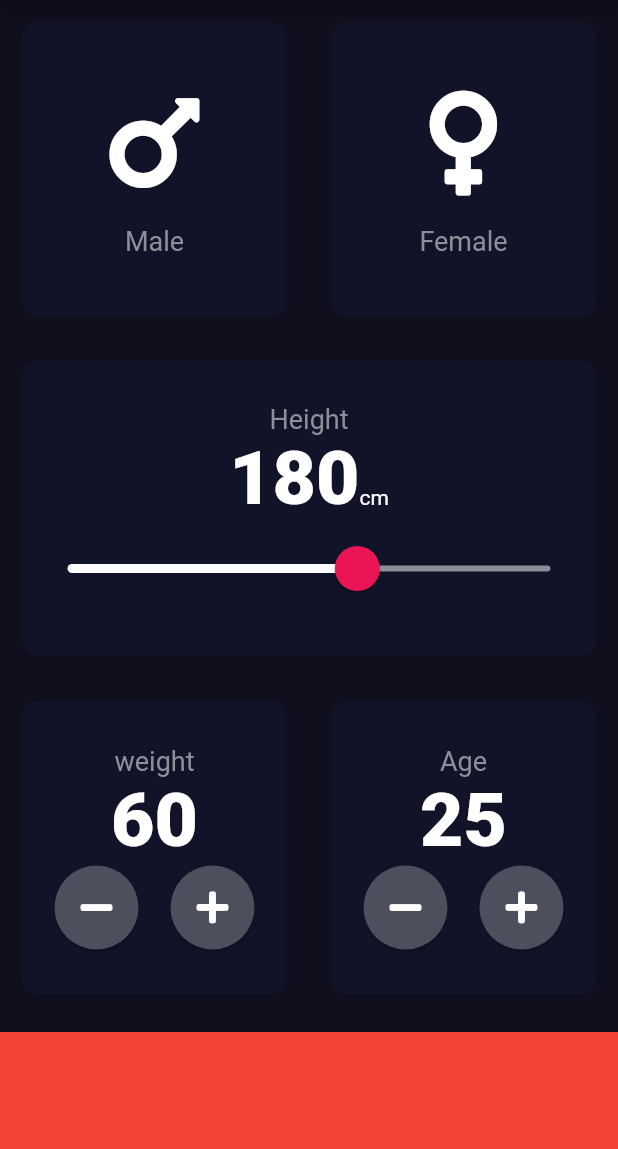
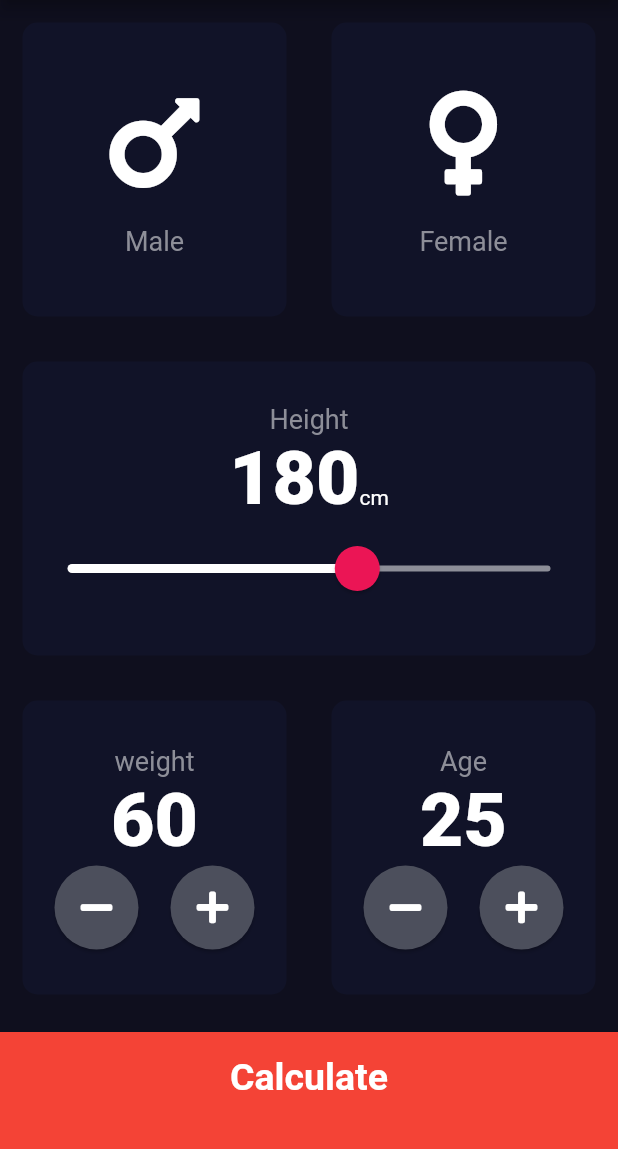
Before and after one commit to BOSSZEUS/bmi_calculator, a Flutter app: the screen it shows after launch, on a phone screen of 412 x 824 dp, the part 84-1233 px from its top. Run offline on Flutter 3.47's test engine with Material 2 defaults, Android fonts, the phone set to English and light mode, and no system bars; our stand-ins replace font_awesome_flutter.

Commit message:
added results page and extracted components to their own file

```diff
--- a/lib/InputPageComponents/input_page.dart
+++ b/lib/InputPageComponents/input_page.dart
@@ -1,9 +1,11 @@
+import 'package:bmi_calculator/resultsPage/results_page.dart';
 import 'package:flutter/material.dart';
 import 'reusable_card.dart';
 import 'package:font_awesome_flutter/font_awesome_flutter.dart';
 import 'IconContentWidget.dart';
 import 'package:bmi_calculator/constants.dart';
 import 'reusable_button.dart';
+import '../resultsPage/bottom_button.dart';
 
 //enum created so we can use a ternary operator
 enum Gender { male, female }
@@ -24,7 +26,9 @@ class _InputPageState extends State<InputPage> {
   Widget build(BuildContext context) {
     return Scaffold(
         appBar: AppBar(
-          title: Text('BMI CALCULATOR'),
+          title: Text(
+            'BMI CALCULATOR',
+          ),
         ),
         body: Column(
           crossAxisAlignment: CrossAxisAlignment.stretch,
@@ -191,11 +195,16 @@ class _InputPageState extends State<InputPage> {
                 ),
               ],
             )),
-            Container(
-              color: KBottomContainerColor,
-              margin: EdgeInsets.only(top: 10.0),
-              width: double.infinity,
-              height: KBottomContainerHeight,
+            BottomButton(
+              buttonTitle: 'Calculate',
+              onTap: () {
+                Navigator.push(
+                  context,
+                  MaterialPageRoute(
+                    builder: (context) => ResultsPage(),
+                  ),
+                );
+              },
             )
           ],
         ));
--- a/lib/constants.dart
+++ b/lib/constants.dart
@@ -10,6 +10,19 @@ const KNumberTextStyle = TextStyle(
   fontWeight: FontWeight.w900,
 );
 
+const KCalculateBtn = TextStyle(
+  fontSize: 25,
+  fontWeight: FontWeight.bold,
+);
+const KTitleTextStyle = TextStyle(
+  fontSize: 50,
+  fontWeight: FontWeight.bold,
+);
+const KResultTextStyle = TextStyle(
+    color: Color(0xff24d876), fontSize: 22, fontWeight: FontWeight.bold);
+const KBMITextStyle = TextStyle(fontSize: 100, fontWeight: FontWeight.bold);
+const KBodyTextStyle = TextStyle(fontSize: 22);
+
 const KBottomContainerHeight = 80.0;
 const KBottomContainerColor = Colors.red;
 const KInactiveCardColor = Color(0xff111328);
--- /dev/null
+++ b/lib/resultsPage/bottom_button.dart
@@ -0,0 +1,24 @@
+import 'package:flutter/material.dart';
+import 'package:bmi_calculator/constants.dart';
+
+class BottomButton extends StatelessWidget {
+  BottomButton({@required this.onTap, @required this.buttonTitle});
+
+  final Function onTap;
+  final String buttonTitle;
+
+  @override
+  Widget build(BuildContext context) {
+    return GestureDetector(
+      onTap: onTap,
+      child: Container(
+        child: Center(child: Text(buttonTitle, style: KCalculateBtn)),
+        color: KBottomContainerColor,
+        padding: EdgeInsets.only(bottom: 20),
+        margin: EdgeInsets.only(top: 10.0),
+        width: double.infinity,
+        height: KBottomContainerHeight,
+      ),
+    );
+  }
+}
```
Also changed, not shown: lib/resultsPage/results_page.dart (added, +53 -0 lines).
